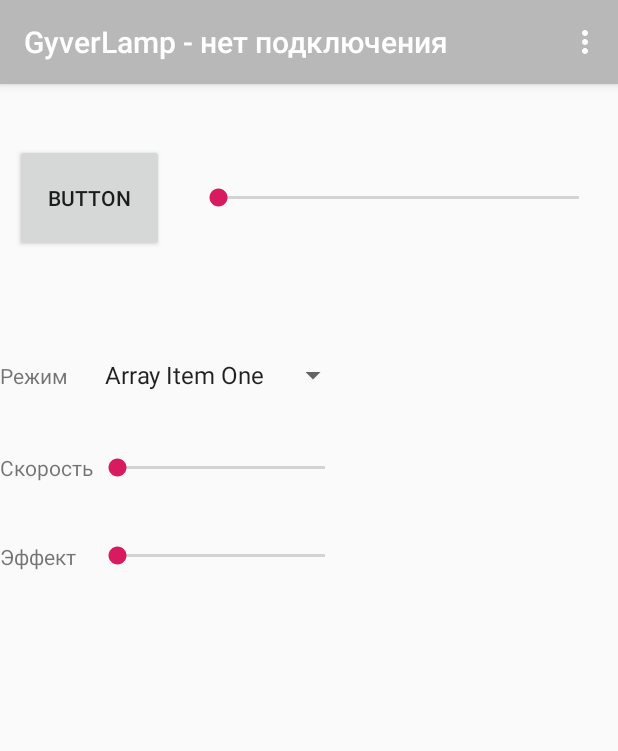
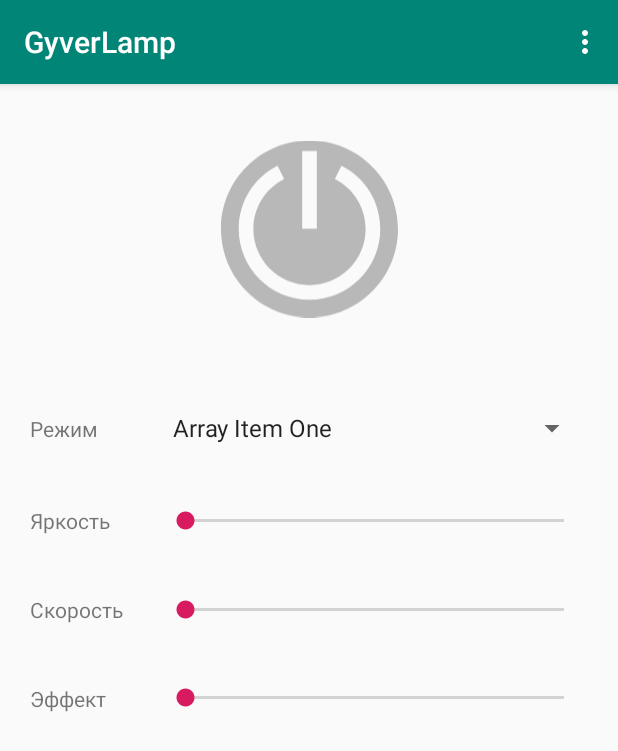
Before and after one commit to ifgesha/LavaLamp, an Android app: the screen it shows after launch (MainActivity), on a phone screen of 412 x 824 dp. Shown: the top 751 px of the screen. Run offline under Robolectric (Android 15) with nearby library versions, the phone set to English and light mode, and no system bars.

```diff
--- a/app/src/main/AndroidManifest.xml
+++ b/app/src/main/AndroidManifest.xml
@@ -1,6 +1,9 @@
 <?xml version="1.0" encoding="utf-8"?>
 <manifest xmlns:android="http://schemas.android.com/apk/res/android"
     package="com.mirk.gyverlamp">
+
+    <uses-permission android:name="android.permission.INTERNET" />
+    <uses-permission android:name="android.permission.ACCESS_NETWORK_STATE" />
 
     <application
         android:allowBackup="true"
--- /dev/null
+++ b/app/src/main/java/com/mirk/gyverlamp/AppCallback.java
@@ -0,0 +1,5 @@
+package com.mirk.gyverlamp;
+
+public interface AppCallback {
+    public void dataHandler(String str);
+}
--- a/app/src/main/java/com/mirk/gyverlamp/MainActivity.java
+++ b/app/src/main/java/com/mirk/gyverlamp/MainActivity.java
@@ -4,17 +4,31 @@ import android.content.Intent;
 import android.graphics.drawable.ColorDrawable;
 import android.os.Bundle;
 
-import com.google.android.material.floatingactionbutton.FloatingActionButton;
-import com.google.android.material.snackbar.Snackbar;
-
 import androidx.appcompat.app.AppCompatActivity;
 import androidx.appcompat.widget.Toolbar;
 
+import android.os.Message;
+import android.util.Log;
 import android.view.View;
 import android.view.Menu;
 import android.view.MenuItem;
+import android.widget.ImageButton;
 
-public class MainActivity extends AppCompatActivity {
+
+public class MainActivity extends AppCompatActivity  implements AppCallback{
+
+
+    public boolean connectTitle = false;
+    public boolean powerOn = false;
+
+    private int SoTimeout = 10000;
+    private int responseSize = 80000;
+
+
+    ImageButton imageButton;
+
+    UDP_Client udpClient;
+
 
     @Override
     protected void onCreate(Bundle savedInstanceState) {
@@ -23,29 +37,47 @@ public class MainActivity extends AppCompatActivity {
         Toolbar toolbar = findViewById(R.id.toolbar);
         setSupportActionBar(toolbar);
 
-        //FloatingActionButton fab = findViewById(R.id.fab);
-        /*fab.setOnClickListener(new View.OnClickListener() {
-            @Override
-            public void onClick(View view) {
-                Snackbar.make(view, "Replace with your own action", Snackbar.LENGTH_LONG)
-                        .setAction("Action", null).show();
-            }
-        });*/
-
-        // Нет подключения
-        setTitle(getString(R.string.app_name) + " - " + getString(R.string.no_connect) );
-        getSupportActionBar().setBackgroundDrawable(
-                new ColorDrawable(
-                        getResources().getColor(R.color.colorNoConnect)
-                )
-        );
 
 
 
+        udpClient = new UDP_Client(this);
+        udpClient.setIpPort("192.168.0.104", 8888);
+
+        // Получим текущее состояние
+        udpClient.sendCommand("GET", true);
+        new Thread(udpClient).start();
 
 
 
+        // Включение лампы
+        imageButton = findViewById(R.id.buttonPower);
+
+        imageButton.setOnClickListener(new View.OnClickListener()
+        {
+            public void onClick(View v)
+            {
+
+                Log.i("lamp", "Click ");
+
+                // меняем изображение на кнопке
+                if (powerOn){
+                    imageButton.setColorFilter( getResources().getColor(R.color.colorNoConnect));
+                    udpClient.sendCommand("P_OFF");
+                    new Thread(udpClient).start();
+                } else {
+                    imageButton.setColorFilter(getResources().getColor(R.color.colorPowerOn));
+                    udpClient.sendCommand("P_ON");
+                    new Thread(udpClient).start();
+                }
+                powerOn = !powerOn;
+            }
+        });
+
+
     }
+
+
+
 
     @Override
     public boolean onCreateOptionsMenu(Menu menu) {
@@ -61,6 +93,10 @@ public class MainActivity extends AppCompatActivity {
         // as you specify a parent activity in AndroidManifest.xml.
         int id = item.getItemId();
 
+        udpClient.sendCommand("GET", true);
+        new Thread(udpClient).start();
+
+
         //noinspection SimplifiableIfStatement
         if (id == R.id.action_sleep) {
             showSleepActivity();
@@ -71,6 +107,7 @@ public class MainActivity extends AppCompatActivity {
     }
 
 
+
     // Проверим зарегистрировано ли приложение
     // Показать активити регистрации
     public void showSleepActivity(){
@@ -78,4 +115,41 @@ public class MainActivity extends AppCompatActivity {
         startActivity(intent);
     }
 
+
+    @Override
+    public void dataHandler(String str) {
+        Log.i("dataHandler", str);
+
+        // Есть подключение
+        if(str != null){
+
+            if(!connectTitle){
+                connectTitle = true;
+                setTitle(getString(R.string.app_name) + " - " + getString(R.string.connect_ok) );
+                getSupportActionBar().setBackgroundDrawable(
+                        new ColorDrawable( getResources().getColor(R.color.colorPowerOn) )
+                );
+            }
+
+
+        // Нет подключения
+        }else{
+
+            if(connectTitle){
+                connectTitle = false;
+                setTitle(getString(R.string.app_name) + " - " + getString(R.string.connect_no) );
+                getSupportActionBar().setBackgroundDrawable(
+                        new ColorDrawable( getResources().getColor(R.color.colorNoConnect) )
+                );
+            }
+
+        }
+
+
+    }
+
+
+
+
+
 }
--- /dev/null
+++ b/app/src/main/java/com/mirk/gyverlamp/UDP_Client.java
@@ -0,0 +1,96 @@
+package com.mirk.gyverlamp;
+
+import android.util.Log;
+
+import java.io.IOException;
+import java.net.DatagramPacket;
+import java.net.DatagramSocket;
+import java.net.InetAddress;
+import java.net.SocketException;
+import java.net.UnknownHostException;
+
+public class UDP_Client implements Runnable {
+    private String cmd;
+    private String ip;
+    private int port;
+    private int SoTimeout = 10000;
+    private int responseSize = 80000;
+    private boolean needResp = false;
+
+    AppCallback caller;
+
+
+    public UDP_Client(AppCallback caller) {
+        super();
+        this.caller = caller;
+    }
+
+
+    public void setIpPort (String _ip, int _port){
+       ip = _ip;
+       port = _port;
+    }
+
+    public void sendCommand(String command){
+        cmd = command;
+        needResp = false;
+    }
+
+    public void sendCommand(String command, boolean needResponse){
+        cmd = command;
+        needResp = needResponse;
+    }
+
+
+    @Override
+    public void run() {
+
+        try {
+
+            // Отправка UDP запроса
+            DatagramSocket udpSocket = new DatagramSocket(port);
+            InetAddress serverAddr = InetAddress.getByName(ip);
+            byte[] buf = cmd.getBytes();
+            DatagramPacket sp = new DatagramPacket(buf, buf.length,serverAddr, port);
+            udpSocket.send(sp);
+
+            // Получение UDP ответа от лампы
+            if(needResp){
+                try {
+                    String responce = null;
+                    byte[] message = new byte[responseSize];
+                    DatagramPacket rp = new DatagramPacket(message,message.length);
+
+                    Log.d("UDP client: ", "about to wait to receive");
+                    udpSocket.setSoTimeout(SoTimeout);
+
+                    udpSocket.receive(rp);
+                    responce = new String(message, 0, rp.getLength());
+                    Log.d("udp", "Received text: " +  responce);
+
+                    // Вызываем обработчик для приеховших данных
+                    if(responce!= null)
+                        caller.dataHandler(responce);
+
+                } catch (IOException e) {
+                    caller.dataHandler(null);
+                    Log.e("udp", " UDP client has IOException", e);
+                }
+
+            }
+
+            udpSocket.close();
+
+        } catch (SocketException e) {
+            Log.e("Socket Open:", "Error:", e);
+        } catch (UnknownHostException e) {
+            e.printStackTrace();
+        } catch (IOException e) {
+            e.printStackTrace();
+        }
+    }
+
+
+
+
+}
--- /dev/null
+++ b/app/src/main/res/drawable/ic_power_button_svgrepo_com.xml
@@ -0,0 +1,9 @@
+<vector xmlns:android="http://schemas.android.com/apk/res/android"
+    android:width="483.336dp"
+    android:height="483.336dp"
+    android:viewportWidth="483.336"
+    android:viewportHeight="483.336">
+  <path
+      android:fillColor="#4CAF50"
+      android:pathData="M241.668,0C108.198,0 0,108.198 0,241.668c0,133.471 108.198,241.668 241.668,241.668c133.469,0 241.668,-108.197 241.668,-241.668C483.336,108.198 375.137,0 241.668,0zM221.677,28.424h39.982v212.355h-39.982V28.424zM241.668,434.912c-106.556,0 -193.245,-86.688 -193.245,-193.244c0,-73.207 40.583,-139.277 105.911,-172.428l18.091,35.655c-51.824,26.297 -84.02,78.706 -84.02,136.772c0,84.511 68.751,153.263 153.263,153.263c84.51,0 153.263,-68.752 153.263,-153.263c0,-58.064 -32.192,-110.472 -84.018,-136.77l18.091,-35.655c65.324,33.152 105.908,99.219 105.908,172.426C434.912,348.225 348.225,434.912 241.668,434.912z"/>
+</vector>
--- a/app/src/main/res/layout/activity_main.xml
+++ b/app/src/main/res/layout/activity_main.xml
@@ -1,5 +1,5 @@
 <?xml version="1.0" encoding="utf-8"?>
-<LinearLayout xmlns:android="http://schemas.android.com/apk/res/android"
+<androidx.constraintlayout.widget.ConstraintLayout xmlns:android="http://schemas.android.com/apk/res/android"
     xmlns:app="http://schemas.android.com/apk/res-auto"
     xmlns:tools="http://schemas.android.com/tools"
     android:layout_width="match_parent"
@@ -19,9 +19,13 @@
     <!--include layout="@layout/content_main" /-->
 
     <com.google.android.material.appbar.AppBarLayout
+        android:id="@+id/appBarLayout"
         android:layout_width="match_parent"
         android:layout_height="wrap_content"
-        android:theme="@style/AppTheme.AppBarOverlay">
+        android:theme="@style/AppTheme.AppBarOverlay"
+        app:layout_constraintEnd_toEndOf="parent"
+        app:layout_constraintStart_toStartOf="parent"
+        app:layout_constraintTop_toTopOf="parent">
 
 
         <androidx.appcompat.widget.Toolbar
@@ -32,44 +36,34 @@
             app:popupTheme="@style/AppTheme.PopupOverlay" />
     </com.google.android.material.appbar.AppBarLayout>
 
-    <LinearLayout
-        android:layout_width="match_parent"
-        android:layout_height="wrap_content"
-        android:layout_gravity="center_horizontal"
-        android:layout_marginTop="30dp"
-        android:orientation="vertical">
 
-        <LinearLayout
-            android:layout_width="match_parent"
-            android:layout_height="wrap_content"
-            android:orientation="horizontal"
-            android:padding="10dp"
-            android:visibility="visible">
-
-            <Button
-                android:id="@+id/button3"
-                android:layout_width="99dp"
-                android:layout_height="72dp"
-                android:layout_marginRight="20dp"
-                android:text="Button" />
-
-            <SeekBar
-                android:id="@+id/seekBar"
-                android:layout_width="match_parent"
-                android:layout_height="match_parent" />
-
-        </LinearLayout>
-
-    </LinearLayout>
+    <ImageButton
+        android:id="@+id/buttonPower"
+        android:layout_width="118dp"
+        android:layout_height="121dp"
+        android:layout_marginTop="36dp"
+        android:background="@null"
+        android:tint="@color/colorNoConnect"
+        android:scaleType="fitCenter"
+        android:src="@drawable/ic_power_button_svgrepo_com"
+        app:layout_constraintEnd_toEndOf="parent"
+        app:layout_constraintStart_toStartOf="parent"
+        app:layout_constraintTop_toBottomOf="@+id/appBarLayout"
+        tools:srcCompat="@drawable/ic_power_button_svgrepo_com" />
 
     <TableLayout
-        android:layout_width="match_parent"
-        android:layout_height="match_parent"
-        android:layout_marginTop="60dp">
+        android:layout_width="0dp"
+        android:layout_height="wrap_content"
+        android:layout_margin="20dp"
+        android:stretchColumns="1"
+        app:layout_constraintEnd_toEndOf="parent"
+        app:layout_constraintStart_toStartOf="parent"
+        app:layout_constraintTop_toBottomOf="@+id/buttonPower">
 
         <TableRow
             android:layout_width="match_parent"
             android:layout_height="match_parent"
+            android:layout_marginTop="40dp"
             android:stretchColumns="0">
 
             <TextView
@@ -91,11 +85,29 @@
         <TableRow
             android:layout_width="match_parent"
             android:layout_height="match_parent"
+            android:layout_marginTop="40dp"
+            android:stretchColumns="0">
+
+            <TextView
+                android:layout_width="wrap_content"
+                android:layout_height="wrap_content"
+                android:text="Яркость" />
+
+            <SeekBar
+                android:id="@+id/seekBar"
+                android:layout_width="wrap_content"
+                android:layout_height="match_parent" />
+
+        </TableRow>
+
+        <TableRow
+            android:layout_width="match_parent"
+            android:layout_height="match_parent"
             android:layout_marginTop="40dp">
 
             <TextView
                 android:id="@+id/textView6"
-                android:layout_width="wrap_content"
+                android:layout_width="87dp"
                 android:layout_height="wrap_content"
                 android:text="Скорость" />
 
@@ -122,4 +134,4 @@
 
     </TableLayout>
 
-</LinearLayout>
+</androidx.constraintlayout.widget.ConstraintLayout>
--- a/app/src/main/res/values/colors.xml
+++ b/app/src/main/res/values/colors.xml
@@ -2,6 +2,8 @@
 <resources>
     <color name="colorPrimary">#008577</color>
     <color name="colorPrimaryDark">#00574B</color>
+    <color name="colorPowerOn">#4CAF50</color>
+    <color name="colorPowerOff">#FA3E3E</color>
     <color name="colorAccent">#D81B60</color>
     <color name="colorNoConnect">#B8B8B8</color>
 </resources>
--- a/app/src/main/res/values/strings.xml
+++ b/app/src/main/res/values/strings.xml
@@ -1,7 +1,8 @@
 <resources>
     <string name="app_name">GyverLamp</string>
     <string name="action_settings">Settings</string>
-    <string name="no_connect">нет подключения</string>
+    <string name="connect_no">нет подключения</string>
+    <string name="connect_ok">подключено</string>
 
     <string-array name="array_name">
         <item name="d1">Array Item One</item>
```
Also changed, not shown: app/src/main/res/drawable/ic_on_off_button_svgrepo_com.xml (added, +9 -0 lines).
